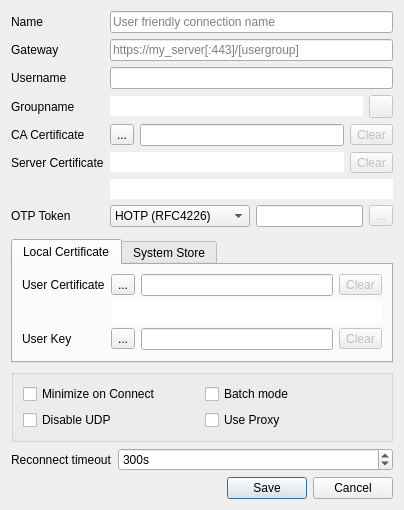
openconnect/openconnect-gui, file src/dialog/editdialog.ui: the form before one commit.
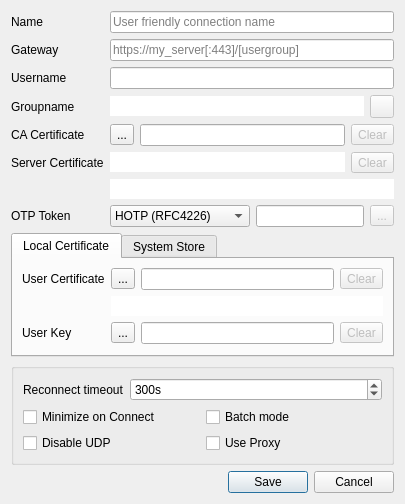
The form after the commit. Icons and pictures are not drawn.

Commit message:
Small UI re-organization of Edit dialog
Drop empty lines and change reconnect-timeout position.

The edit to the form file:
```diff
--- a/src/dialog/editdialog.ui
+++ b/src/dialog/editdialog.ui
@@ -6,8 +6,8 @@
    <rect>
     <x>0</x>
     <y>0</y>
-    <width>404</width>
-    <height>497</height>
+    <width>405</width>
+    <height>500</height>
    </rect>
   </property>
   <property name="windowTitle">
@@ -16,14 +16,14 @@
   <layout class="QVBoxLayout" name="verticalLayout">
    <item>
     <layout class="QFormLayout" name="settingsProfileLayout">
-     <item row="1" column="0">
+     <item row="0" column="0">
       <widget class="QLabel" name="nameLabel">
        <property name="text">
         <string>Name</string>
        </property>
       </widget>
      </item>
-     <item row="1" column="1">
+     <item row="0" column="1">
       <widget class="QLineEdit" name="nameEdit">
        <property name="toolTip">
         <string>This is a friendly name to distinguish the connection</string>
@@ -33,14 +33,14 @@
        </property>
       </widget>
      </item>
-     <item row="2" column="0">
+     <item row="1" column="0">
       <widget class="QLabel" name="gatewayLabel">
        <property name="text">
         <string>Gateway</string>
        </property>
       </widget>
      </item>
-     <item row="2" column="1">
+     <item row="1" column="1">
       <widget class="QLineEdit" name="gatewayEdit">
        <property name="toolTip">
         <string>Specify the hostname to connect to; a port may be specified after the host separated with a colon ':'</string>
@@ -56,28 +56,28 @@
        </property>
       </widget>
      </item>
-     <item row="3" column="0">
+     <item row="2" column="0">
       <widget class="QLabel" name="usernameLabel">
        <property name="text">
         <string>Username</string>
        </property>
       </widget>
      </item>
-     <item row="3" column="1">
+     <item row="2" column="1">
       <widget class="QLineEdit" name="usernameEdit">
        <property name="toolTip">
         <string>Specify the username used in that gateway</string>
        </property>
       </widget>
      </item>
-     <item row="6" column="0">
+     <item row="3" column="0">
       <widget class="QLabel" name="groupnameLabel">
        <property name="text">
         <string>Groupname</string>
        </property>
       </widget>
      </item>
-     <item row="6" column="1">
+     <item row="3" column="1">
       <layout class="QHBoxLayout" name="groupnameLayout">
        <item>
         <widget class="QLineEdit" name="groupnameEdit">
@@ -108,14 +108,14 @@
        </item>
       </layout>
      </item>
-     <item row="7" column="0">
+     <item row="4" column="0">
       <widget class="QLabel" name="caCertificateLabel">
        <property name="text">
         <string>CA Certificate</string>
        </property>
       </widget>
      </item>
-     <item row="7" column="1">
+     <item row="4" column="1">
       <layout class="QHBoxLayout" name="caCertificatLayout">
        <item>
         <widget class="QToolButton" name="caCertButton">
@@ -150,14 +150,14 @@
        </item>
       </layout>
      </item>
-     <item row="8" column="0">
+     <item row="5" column="0">
       <widget class="QLabel" name="serverCertificateLabel">
        <property name="text">
         <string>Server Certificate</string>
        </property>
       </widget>
      </item>
-     <item row="8" column="1">
+     <item row="5" column="1">
       <layout class="QHBoxLayout" name="serverCertificateLayout">
        <item>
         <widget class="QLineEdit" name="serverCertHash">
@@ -188,7 +188,7 @@
        </item>
       </layout>
      </item>
-     <item row="9" column="1">
+     <item row="6" column="1">
       <widget class="QLineEdit" name="caCertHash">
        <property name="styleSheet">
         <string notr="true">background-color:&quot;transparent&quot;</string>
@@ -201,14 +201,14 @@
        </property>
       </widget>
      </item>
-     <item row="10" column="0">
+     <item row="7" column="0">
       <widget class="QLabel" name="otpTokenLabel">
        <property name="text">
         <string>OTP Token</string>
        </property>
       </widget>
      </item>
-     <item row="10" column="1">
+     <item row="7" column="1">
       <layout class="QHBoxLayout" name="otpTokenLayout">
        <item>
         <widget class="QComboBox" name="tokenBox">
@@ -264,23 +264,10 @@
        </item>
       </layout>
      </item>
-     <item row="11" column="1">
-      <spacer name="verticalSpacer">
-       <property name="orientation">
-        <enum>Qt::Vertical</enum>
-       </property>
-       <property name="sizeHint" stdset="0">
-        <size>
-         <width>20</width>
-         <height>40</height>
-        </size>
-       </property>
-      </spacer>
-     </item>
     </layout>
    </item>
    <item>
-    <widget class="QTabWidget" name="tabWidget">
+    <widget class="QTabWidget" name="settingsTabWidget">
      <property name="currentIndex">
       <number>0</number>
      </property>
@@ -419,57 +406,17 @@
    </item>
    <item>
     <widget class="QGroupBox" name="settingsGroupBox">
-     <layout class="QGridLayout" name="gridLayout">
-      <item row="4" column="0">
-       <widget class="QCheckBox" name="disableUdpBox">
-        <property name="text">
-         <string>Disable UDP</string>
-        </property>
-       </widget>
-      </item>
-      <item row="1" column="0">
-       <widget class="QCheckBox" name="minimizeBox">
-        <property name="toolTip">
-         <string>Enable this to automatically minimize after connection</string>
-        </property>
-        <property name="text">
-         <string>Minimize on Connect</string>
-        </property>
-       </widget>
-      </item>
-      <item row="1" column="1">
-       <widget class="QCheckBox" name="batchModeBox">
-        <property name="toolTip">
-         <string>Enable this to remember passwords for this server</string>
-        </property>
-        <property name="text">
-         <string>Batch mode</string>
-        </property>
-       </widget>
-      </item>
-      <item row="4" column="1">
-       <widget class="QCheckBox" name="useProxyBox">
-        <property name="toolTip">
-         <string>Enable this to use the system's default proxy settings for this server</string>
-        </property>
-        <property name="text">
-         <string>Use Proxy</string>
-        </property>
-       </widget>
-      </item>
-     </layout>
-    </widget>
-   </item>
+     <layout class="QVBoxLayout" name="verticalLayout_3">
    <item>
-    <layout class="QFormLayout" name="formLayout">
-     <item row="1" column="0">
+       <layout class="QFormLayout" name="formLayout_3">
+        <item row="0" column="0">
       <widget class="QLabel" name="reconnectTimeoutLabel">
        <property name="text">
         <string>Reconnect timeout</string>
        </property>
       </widget>
      </item>
-     <item row="1" column="1">
+        <item row="0" column="1">
       <widget class="QSpinBox" name="reconnectTimeoutSpinBox">
        <property name="toolTip">
         <string>Keep reconnect attempts until so much seconds are elapsed.
@@ -492,6 +439,50 @@
     </layout>
    </item>
    <item>
+       <layout class="QGridLayout" name="gridLayout">
+        <item row="0" column="0">
+         <widget class="QCheckBox" name="minimizeBox">
+          <property name="toolTip">
+           <string>Enable this to automatically minimize after connection</string>
+          </property>
+          <property name="text">
+           <string>Minimize on Connect</string>
+          </property>
+         </widget>
+        </item>
+        <item row="0" column="1">
+         <widget class="QCheckBox" name="batchModeBox">
+          <property name="toolTip">
+           <string>Enable this to remember passwords for this server</string>
+          </property>
+          <property name="text">
+           <string>Batch mode</string>
+          </property>
+         </widget>
+        </item>
+        <item row="1" column="0">
+         <widget class="QCheckBox" name="disableUdpBox">
+          <property name="text">
+           <string>Disable UDP</string>
+          </property>
+         </widget>
+        </item>
+        <item row="1" column="1">
+         <widget class="QCheckBox" name="useProxyBox">
+          <property name="toolTip">
+           <string>Enable this to use the system's default proxy settings for this server</string>
+          </property>
+          <property name="text">
+           <string>Use Proxy</string>
+          </property>
+         </widget>
+        </item>
+       </layout>
+      </item>
+     </layout>
+    </widget>
+   </item>
+   <item>
     <widget class="QDialogButtonBox" name="buttonBox">
      <property name="orientation">
       <enum>Qt::Horizontal</enum>
```
Left out of the diff: 2 changed lines with no effect on the pictures. Lines whose indentation alone changed are shown as unchanged.
